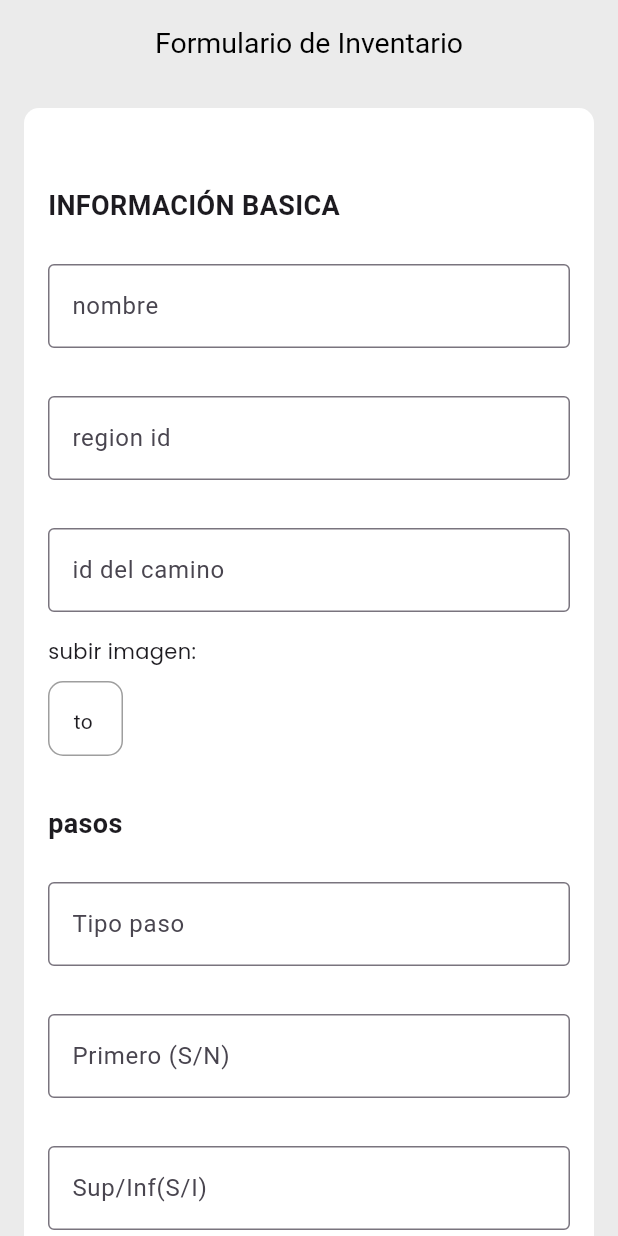
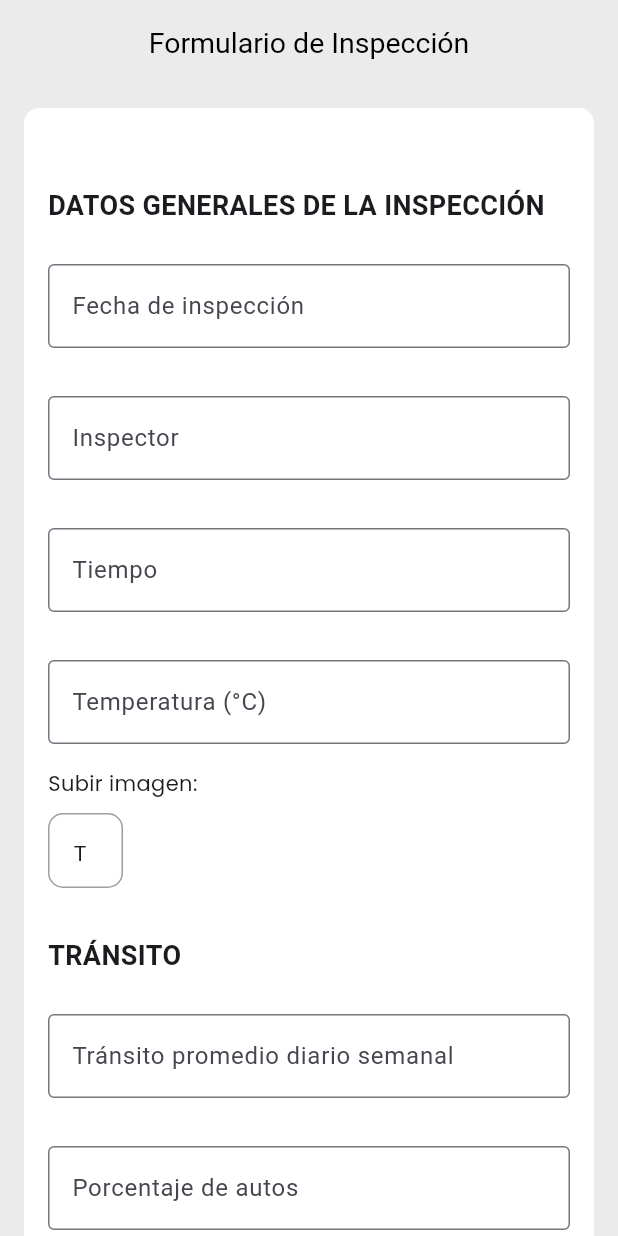
Before and after one commit to Proyecto-de-grado-BRIDGECARE/bridgecare-mobile, a Flutter app: the screen it shows after launch, on a phone screen of 412 x 824 dp. Run offline on Flutter 3.47's test engine with Material 3 defaults, Android fonts, the phone set to English and light mode, and no system bars; our stand-ins replace google_fonts, image_picker, persistent_bottom_nav_bar.

Commit message:
Formulario

```diff
--- a/lib/app.dart
+++ b/lib/app.dart
@@ -1,4 +1,5 @@
 import 'package:bridgecare/shared/forms/form_Inventory.dart';
+import 'package:bridgecare/shared/forms/form_inspection.dart';
 import 'package:flutter/material.dart';
 
 class MyApp extends StatelessWidget {
@@ -8,10 +9,11 @@ class MyApp extends StatelessWidget {
   Widget build(BuildContext context) {
     return MaterialApp(
       title: 'BridgeCare',
-      initialRoute: '/inventarioForm',
+      initialRoute: '/inspeccionForm',
       routes: {
         //'/login': (context) => LoginPage(),
-        '/inventarioForm': (context) => FormInventory(),
+        //'/inventarioForm': (context) => FormInventory(),
+        '/inspeccionForm': (context) => FormInspection(),
         //'/home': (context) => HomePage(),
       },
     );
--- /dev/null
+++ b/lib/features/assets/presentation/pages/buildForm2.dart
@@ -0,0 +1,186 @@
+import 'dart:io';
+import 'package:flutter/material.dart';
+import 'package:google_fonts/google_fonts.dart';
+import 'package:image_picker/image_picker.dart';
+
+class BuildForm extends StatefulWidget {
+  final String tituloSeccion;
+  final List<SectionData> secciones;
+
+  BuildForm({required this.tituloSeccion, required this.secciones, super.key});
+
+  @override
+  _BuildFormState createState() => _BuildFormState();
+}
+
+class _BuildFormState extends State<BuildForm> {
+  Map<String, File?> _imagenesSecciones = {};
+
+  Future<void> _pickImage(String sectionKey) async {
+    final picker = ImagePicker();
+    final XFile? pickedFile = await picker.pickImage(source: ImageSource.gallery);
+    if (pickedFile != null) {
+      setState(() {
+        _imagenesSecciones[sectionKey] = File(pickedFile.path);
+      });
+    }
+  }
+
+  @override
+  Widget build(BuildContext context) {
+    return SafeArea(
+      child: SingleChildScrollView(
+        child: Container(
+          margin: EdgeInsets.all(16),
+          padding: EdgeInsets.only(bottom: 10),
+          decoration: BoxDecoration(
+            color: Colors.white,
+            borderRadius: BorderRadius.circular(10),
+          ),
+          child: Column(
+            crossAxisAlignment: CrossAxisAlignment.start,
+            children: [
+              Text(
+                widget.tituloSeccion,
+                style: TextStyle(fontSize: 18.0, fontWeight: FontWeight.bold),
+              ),
+              SizedBox(height: 10.0),
+              ...widget.secciones.map((section) => _buildSection(section)),
+              SizedBox(height: 10),
+              Container(
+                height: 150,
+                width: double.infinity,
+                decoration: BoxDecoration(
+                  color: Color(0xFF0097B2),
+                  borderRadius: BorderRadius.only(
+                    topRight: Radius.circular(30),
+                    topLeft: Radius.circular(30),
+                  ),
+                ),
+                child: Center(
+                  child: ElevatedButton(
+                    onPressed: _saveForm,
+                    child: Text(
+                      "Guardar formulario",
+                      style: GoogleFonts.poppins(
+                        fontWeight: FontWeight.bold,
+                        color: Color(0xffFFFFFF),
+                      ),
+                    ),
+                    style: ElevatedButton.styleFrom(
+                      padding: EdgeInsets.symmetric(vertical: 20, horizontal: 20),
+                      shape: RoundedRectangleBorder(
+                        borderRadius: BorderRadius.circular(10),
+                      ),
+                      backgroundColor: Color(0xFFF29E23),
+                    ),
+                  ),
+                ),
+              )
+            ],
+          ),
+        ),
+      ),
+    );
+  }
+
+  Widget _buildSection(SectionData section) {
+    return Padding(
+      padding: EdgeInsets.symmetric(vertical: 16, horizontal: 16),
+      child: Column(
+        crossAxisAlignment: CrossAxisAlignment.start,
+        children: [
+          Text(
+            section.tituloSeccion,
+            style: TextStyle(fontSize: 18.0, fontWeight: FontWeight.bold),
+          ),
+          SizedBox(height: 10.0),
+          ...section.campos.map((campo) => _buildTextField(campo)),
+          _buildImagePicker(section.tituloSeccion),
+        ],
+      ),
+    );
+  }
+
+  Widget _buildImagePicker(String sectionKey) {
+    return Column(
+      crossAxisAlignment: CrossAxisAlignment.start,
+      children: [
+        Text('Subir imagen: ', style: GoogleFonts.poppins()),
+        SizedBox(height: 10),
+        GestureDetector(
+          onTap: () => _pickImage(sectionKey),
+          child: Container(
+            padding: EdgeInsets.symmetric(vertical: 16, horizontal: 16),
+            height: 50,
+            width: 50,
+            decoration: BoxDecoration(
+              border: Border.all(color: Colors.grey),
+              borderRadius: BorderRadius.circular(10),
+            ),
+            child: _imagenesSecciones[sectionKey] == null
+                ? Center(child: Text('Toca para seleccionar una imagen'))
+                : ClipRRect(
+              borderRadius: BorderRadius.circular(10),
+              child: Image.file(
+                _imagenesSecciones[sectionKey]!,
+                fit: BoxFit.cover,
+              ),
+            ),
+          ),
+        ),
+      ],
+    );
+  }
+
+  Widget _buildTextField(FieldData field) {
+    return Padding(
+      padding: const EdgeInsets.symmetric(vertical: 16),
+      child: TextField(
+        controller: field.controller,
+        decoration: InputDecoration(
+          hintText: field.labelCampo,
+          border: OutlineInputBorder(),
+        ),
+      ),
+    );
+  }
+
+  void _saveForm() {
+    bool allImagesSelected = widget.secciones.every((section) {
+      return _imagenesSecciones[section.tituloSeccion] != null;
+    });
+
+    if (!allImagesSelected) {
+      ScaffoldMessenger.of(context).showSnackBar(
+        SnackBar(content: Text("Por favor, selecciona una imagen para cada sección.")),
+      );
+      return;
+    }
+
+    for (var section in widget.secciones) {
+      for (var campo in section.campos) {
+        print("${campo.labelCampo}: ${campo.controller.text}");
+      }
+      print("Imagen para ${section.tituloSeccion}: ${_imagenesSecciones[section.tituloSeccion]?.path}");
+    }
+
+    ScaffoldMessenger.of(context).showSnackBar(
+      SnackBar(content: Text("Formulario guardado con éxito")),
+    );
+  }
+}
+
+class SectionData {
+  final String tituloSeccion;
+  final List<FieldData> campos;
+
+  SectionData({required this.tituloSeccion, required this.campos});
+}
+
+class FieldData {
+  final String labelCampo;
+  final TextEditingController controller;
+
+  FieldData({required this.labelCampo, required this.controller});
+}
--- /dev/null
+++ b/lib/shared/forms/form_inspection.dart
@@ -0,0 +1,124 @@
+import 'package:flutter/material.dart';
+import 'package:bridgecare/features/assets/presentation/pages/buildForm2.dart';
+
+class FormInspection extends StatefulWidget {
+  const FormInspection({super.key});
+
+  @override
+  State<FormInspection> createState() => _FormInspectionState();
+}
+
+class _FormInspectionState extends State<FormInspection> {
+  // Controllers para los campos de la inspección
+  final TextEditingController fechaInspeccion = TextEditingController();
+  final TextEditingController inspector = TextEditingController();
+  final TextEditingController tiempo = TextEditingController();
+  final TextEditingController temperatura = TextEditingController();
+  final TextEditingController transitoPromedioDiarioSemanal = TextEditingController();
+  final TextEditingController porcentajeAutos = TextEditingController();
+  final TextEditingController porcentajeBuses = TextEditingController();
+  final TextEditingController porcentajeCamiones = TextEditingController();
+  final TextEditingController proximaInspeccion = TextEditingController();
+  final TextEditingController superficiePuente = TextEditingController();
+  final TextEditingController juntasExpansion = TextEditingController();
+  final TextEditingController andenesBordillos = TextEditingController();
+  final TextEditingController barandas = TextEditingController();
+  final TextEditingController conosTaludes = TextEditingController();
+  final TextEditingController aletas = TextEditingController();
+  final TextEditingController estribos = TextEditingController();
+  final TextEditingController pilas = TextEditingController();
+  final TextEditingController apoyos = TextEditingController();
+  final TextEditingController losa = TextEditingController();
+  final TextEditingController vigasLarguerosDiafragmas = TextEditingController();
+  final TextEditingController elementosArco = TextEditingController();
+  final TextEditingController cablesPendolonesTorresMacizos = TextEditingController();
+  final TextEditingController elementosArmadura = TextEditingController();
+  final TextEditingController cauce = TextEditingController();
+  final TextEditingController otrosElementos = TextEditingController();
+  final TextEditingController puenteGeneral = TextEditingController();
+  final TextEditingController mantenimientoLimpieza = TextEditingController();
+  final TextEditingController inspeccionEspecial = TextEditingController();
+  final TextEditingController danoObservaciones = TextEditingController();
+  final TextEditingController tipoDano = TextEditingController();
+  final TextEditingController numeroFotografias = TextEditingController();
+  final TextEditingController obraReparacion1 = TextEditingController();
+  final TextEditingController cantidadReparacion1 = TextEditingController();
+  final TextEditingController anoReparacion1 = TextEditingController();
+  final TextEditingController obraReparacion2 = TextEditingController();
+  final TextEditingController cantidadReparacion2 = TextEditingController();
+  final TextEditingController anoReparacion2 = TextEditingController();
+
+  @override
+  Widget build(BuildContext context) {
+    List<SectionData> secciones = [
+      SectionData(tituloSeccion: "DATOS GENERALES DE LA INSPECCIÓN", campos: [
+        FieldData(labelCampo: "Fecha de inspección", controller: fechaInspeccion),
+        FieldData(labelCampo: "Inspector", controller: inspector),
+        FieldData(labelCampo: "Tiempo", controller: tiempo),
+        FieldData(labelCampo: "Temperatura (°C)", controller: temperatura),
+      ]),
+      SectionData(tituloSeccion: "TRÁNSITO", campos: [
+        FieldData(labelCampo: "Tránsito promedio diario semanal", controller: transitoPromedioDiarioSemanal),
+        FieldData(labelCampo: "Porcentaje de autos", controller: porcentajeAutos),
+        FieldData(labelCampo: "Porcentaje de buses", controller: porcentajeBuses),
+        FieldData(labelCampo: "Porcentaje de camiones", controller: porcentajeCamiones),
+      ]),
+      SectionData(tituloSeccion: "PRÓXIMA INSPECCIÓN", campos: [
+        FieldData(labelCampo: "Próxima inspección", controller: proximaInspeccion),
+      ]),
+      SectionData(tituloSeccion: "COMPONENTES DEL PUENTE", campos: [
+        FieldData(labelCampo: "Superficie del puente", controller: superficiePuente),
+        FieldData(labelCampo: "Juntas de expansión", controller: juntasExpansion),
+        FieldData(labelCampo: "Andenes y bordillos", controller: andenesBordillos),
+        FieldData(labelCampo: "Barandas", controller: barandas),
+        FieldData(labelCampo: "Conos y taludes", controller: conosTaludes),
+        FieldData(labelCampo: "Aletas", controller: aletas),
+        FieldData(labelCampo: "Estribos", controller: estribos),
+        FieldData(labelCampo: "Pilas", controller: pilas),
+        FieldData(labelCampo: "Apoyos", controller: apoyos),
+        FieldData(labelCampo: "Losa", controller: losa),
+        FieldData(labelCampo: "Vigas, largueros y diafragmas", controller: vigasLarguerosDiafragmas),
+        FieldData(labelCampo: "Elementos de arco", controller: elementosArco),
+        FieldData(labelCampo: "Cables, pendolones, torres y macizos", controller: cablesPendolonesTorresMacizos),
+        FieldData(labelCampo: "Elementos de armadura", controller: elementosArmadura),
+        FieldData(labelCampo: "Cauce", controller: cauce),
+        FieldData(labelCampo: "Otros elementos", controller: otrosElementos),
+        FieldData(labelCampo: "Puente en general", controller: puenteGeneral),
+      ]),
+      SectionData(tituloSeccion: "MANTENIMIENTO Y LIMPIEZA", campos: [
+        FieldData(labelCampo: "Mantenimiento y limpieza", controller: mantenimientoLimpieza),
+      ]),
+      SectionData(tituloSeccion: "INSPECCIÓN ESPECIAL", campos: [
+        FieldData(labelCampo: "Requiere inspección especial", controller: inspeccionEspecial),
+      ]),
+      SectionData(tituloSeccion: "DAÑOS Y OBSERVACIONES", campos: [
+        FieldData(labelCampo: "Daños y observaciones", controller: danoObservaciones),
+        FieldData(labelCampo: "Tipo de daño", controller: tipoDano),
+      ]),
+      SectionData(tituloSeccion: "FOTOGRAFÍAS", campos: [
+        FieldData(labelCampo: "Número de fotografías", controller: numeroFotografias),
+      ]),
+      SectionData(tituloSeccion: "OBRAS DE REPARACIÓN", campos: [
+        FieldData(labelCampo: "Obra de reparación 1", controller: obraReparacion1),
+        FieldData(labelCampo: "Cantidad de reparación 1", controller: cantidadReparacion1),
+        FieldData(labelCampo: "Año de reparación 1", controller: anoReparacion1),
+        FieldData(labelCampo: "Obra de reparación 2", controller: obraReparacion2),
+        FieldData(labelCampo: "Cantidad de reparación 2", controller: cantidadReparacion2),
+        FieldData(labelCampo: "Año de reparación 2", controller: anoReparacion2),
+      ]),
+    ];
+
+    return Scaffold(
+      backgroundColor: Color(0xFFEBEBEB),
+      appBar: AppBar(
+        title: Text(
+          "Formulario de Inspección",
+          style: TextStyle(color: Colors.black, fontSize: 19),
+        ),
+        centerTitle: true,
+        backgroundColor: Color(0xFFEBEBEB),
+      ),
+      body: BuildForm(tituloSeccion: "", secciones: secciones),
+    );
+  }
+}
```
Also changed, not shown: lib/features/assets/presentation/pages/buildForm.dart (indentation only), pubspec.lock.
